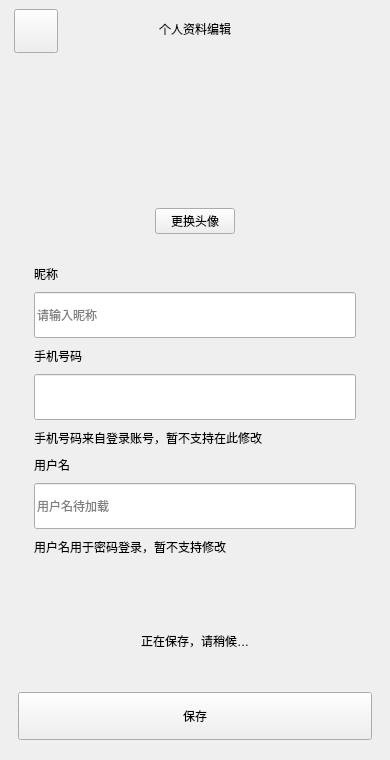
Old version of the form ui/profile/profileeditwindow.ui in the repository dirtysoup0519/ChargingUser.
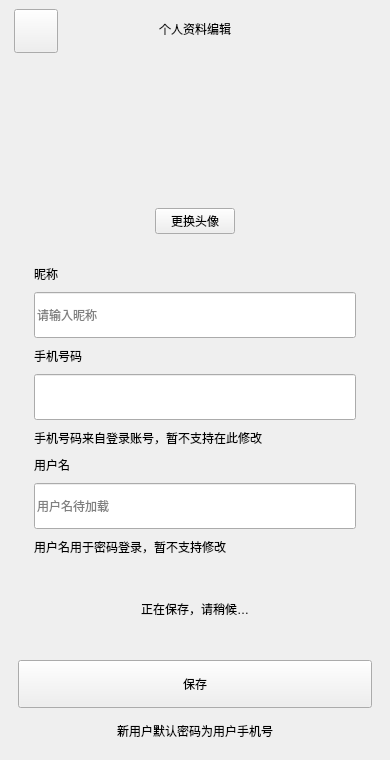
New version of the form. Icons and pictures are not drawn.

Commit message: fix Qt input method and default location

```diff
--- a/ui/profile/profileeditwindow.ui
+++ b/ui/profile/profileeditwindow.ui
@@ -34,6 +34,7 @@
      <item><widget class="QLabel" name="loadingIndicator"><property name="text"><string>正在保存，请稍候…</string></property><property name="alignment"><set>Qt::AlignCenter</set></property><property name="visible"><bool>false</bool></property></widget></item>
      <item><widget class="QLabel" name="errorLabel"><property name="text"><string/></property><property name="wordWrap"><bool>true</bool></property><property name="alignment"><set>Qt::AlignCenter</set></property><property name="visible"><bool>false</bool></property></widget></item>
      <item><widget class="QPushButton" name="saveButton"><property name="minimumSize"><size><width>0</width><height>48</height></size></property><property name="text"><string>保存</string></property></widget></item>
+     <item><widget class="QLabel" name="defaultPasswordHintLabel"><property name="text"><string>新用户默认密码为用户手机号</string></property><property name="alignment"><set>Qt::AlignCenter</set></property><property name="wordWrap"><bool>true</bool></property></widget></item>
     </layout>
    </widget></item>
   </layout>
```
The commit also changes 4 other files.
